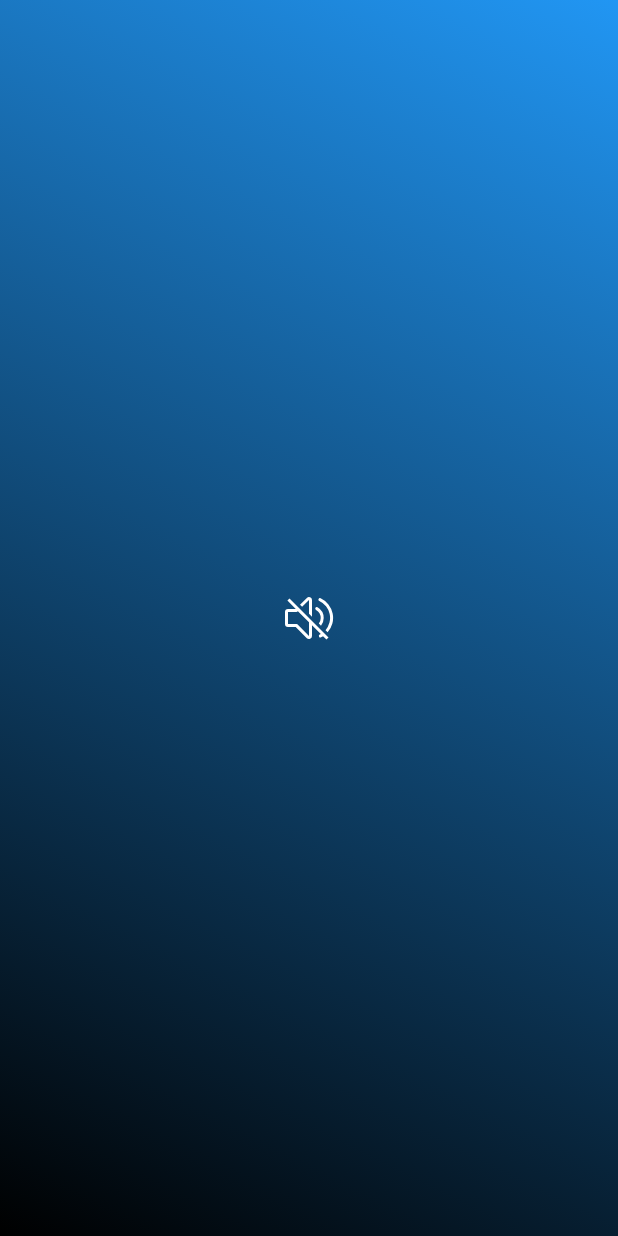
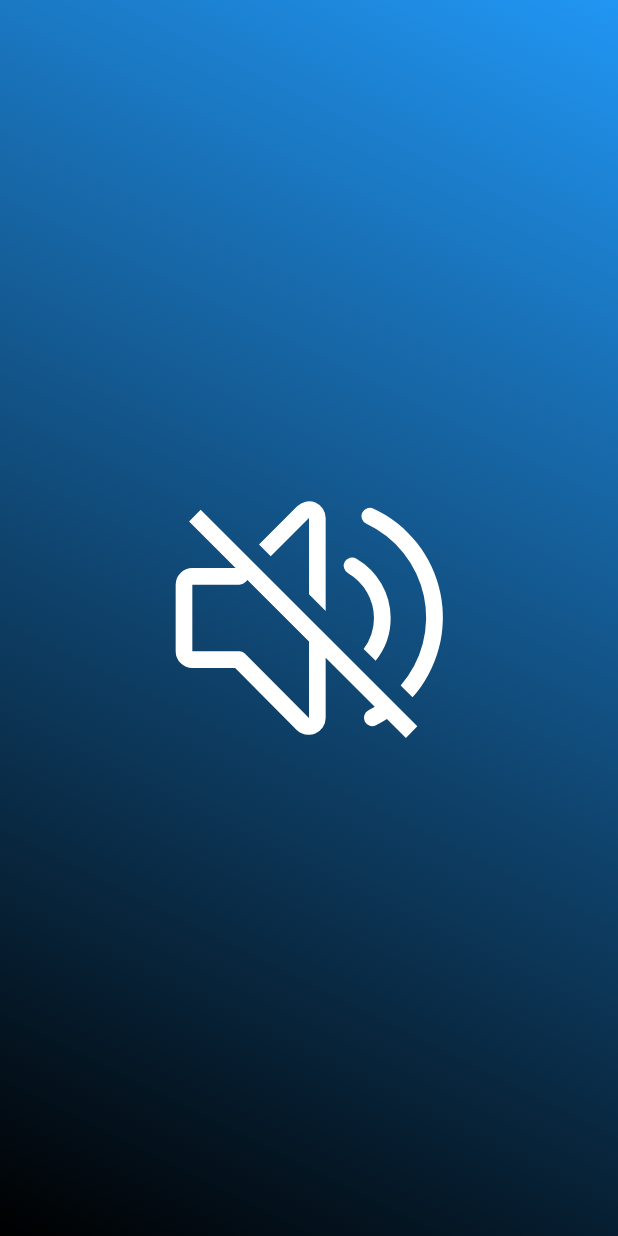
Before and after one commit to JpFontinele-UFF/abaixaai, a Flutter app: the first screen one second after launch, on a phone screen of 412 x 824 dp. Run offline on Flutter 3.47's test engine with Material 3 defaults, Android fonts, the light colour scheme and no system bars; drawn by our look-alikes of animated_splash_screen; our stand-ins replace cloud_firestore, firebase_auth, firebase_core, flutter_map, flutter_svg, get and 6 more; missing offline and left inert: noise_meter; accounts and stored records are empty.

Commit message:
atualização menu e merge login_page e initial_page

```diff
--- a/lib/app/data/service/sign_in.dart
+++ b/lib/app/data/service/sign_in.dart
@@ -37,10 +37,8 @@ class SignInService {
     try {
       var u = await FirebaseAuth.instance.signInWithCredential(authCredential);
       await _createUserDoc();
-      if (account != null) {
-        return UserModel.fromFirebase(account);
-      }
-    } catch (err) {
+      return UserModel.fromFirebase(account);
+        } catch (err) {
       debugPrint(err.toString());
     }
     return null;
--- a/lib/app/routes/app_routes.dart
+++ b/lib/app/routes/app_routes.dart
@@ -1,6 +1,5 @@
 abstract class Routes {
   static const INITIAL = '/';
-  static const LOGIN = '/login';
   static const HOME = '/home';
   static const SPLASH = '/splash';
   static const MEASUREMENT_PAGE = '/measurement-page';
--- a/lib/app/ui/pages/initial_page.dart
+++ b/lib/app/ui/pages/initial_page.dart
@@ -1,13 +1,46 @@
-import 'package:abaixaai/app/ui/pages/splash_page.dart';
-import 'package:animated_splash_screen/animated_splash_screen.dart';
+import 'package:abaixaai/app/controller/login_controller.dart';
+import 'package:abaixaai/app/routes/app_routes.dart';  // Add this import
+import 'package:firebase_auth/firebase_auth.dart';
 import 'package:flutter/material.dart';
 import 'package:flutter_svg/svg.dart';
+import 'package:get/get.dart';
+import 'package:sign_in_button/sign_in_button.dart';
 
-class InitialPage extends StatelessWidget {
+class InitialPage extends StatefulWidget {
   const InitialPage({super.key});
+
+  @override
+  State<InitialPage> createState() => _InitialPageState();
+}
+
+class _InitialPageState extends State<InitialPage> {
+  final LoginController _loginController = Get.put(LoginController());
+  bool _showLogin = false;
+
+  @override
+  void initState() {
+    super.initState();
+
+    // Check if user is already logged in
+    if (FirebaseAuth.instance.currentUser != null) {
+      // User is logged in, navigate to home
+      WidgetsBinding.instance.addPostFrameCallback((_) {
+        Get.offNamed(Routes.HOME);
+      });
+    } else {
+      // Show login after splash if not logged in
+      Future.delayed(const Duration(milliseconds: 3000), () {
+        setState(() {
+          _showLogin = true;
+        });
+      });
+    }
+  }
+
   @override
   Widget build(BuildContext context) {
-    return Stack(
+    return Scaffold(
+      body: Stack(
         children: [
           Container(
             decoration: const BoxDecoration(
@@ -21,25 +54,54 @@ class InitialPage extends StatelessWidget {
               ),
             ),
           ),
-        AnimatedSplashScreen(
-          duration: 5000,
-          splash: SvgPicture.asset(
+          Center(
+            child: AnimatedCrossFade(
+              duration: const Duration(milliseconds: 500),
+              firstChild: Center(
+                child: SvgPicture.asset(
                   'assets/icons/logo.svg',
+                  width: 200,
+                  height: 200,
                   // ignore: deprecated_member_use
                   color: Colors.white,
-
                 ),
-          nextScreen: const SplashPage(),
-          splashTransition: SplashTransition.fadeTransition,
-          backgroundColor: Colors.transparent,
               ),
-        const Align(
-          alignment: Alignment.bottomCenter,
-          child: Padding(
-            padding: EdgeInsets.only(bottom: 50),
+              secondChild: Column(
+                mainAxisAlignment: MainAxisAlignment.spaceAround,
+                children: [
+                  const Text(
+                    "Abaixa AI",
+                    style: TextStyle(
+                      fontSize: 32,
+                      color: Colors.white,
+                      fontWeight: FontWeight.bold,
+                    ),
+                  ),
+                  SvgPicture.asset(
+                    'assets/icons/logo.svg',
+                    width: 200,
+                    height: 200,
+                    // ignore: deprecated_member_use
+                    color: Colors.white,
+                  ),
+                  SignInButton(
+                    Buttons.google,
+                    text: 'Entrar com Google',
+                    shape: RoundedRectangleBorder(
+                      borderRadius: BorderRadius.circular(50.0),
+                    ),
+                    padding: const EdgeInsets.all(16.0),
+                    onPressed: _loginController.loginGoogle,
+                  ),
+                ],
+              ),
+              crossFadeState: _showLogin
+                  ? CrossFadeState.showSecond
+                  : CrossFadeState.showFirst,
             ),
           ),
         ],
+      ),
     );
   }
 }
--- a/lib/app/ui/pages/measurement_page.dart
+++ b/lib/app/ui/pages/measurement_page.dart
@@ -7,6 +7,8 @@ import 'package:location/location.dart';
 import 'package:permission_handler/permission_handler.dart';
 
 class MeasurementPage extends StatefulWidget {
+  const MeasurementPage({super.key});
+
   @override
   State<MeasurementPage> createState() => _MeasurementPageState();
 }
--- a/lib/app/ui/pages/webview_page.dart
+++ b/lib/app/ui/pages/webview_page.dart
@@ -5,7 +5,7 @@ class WebViewPage extends StatefulWidget {
   final String url;
   final String title;
 
-  const WebViewPage({Key? key, required this.url, required this.title}) : super(key: key);
+  const WebViewPage({super.key, required this.url, required this.title});
 
   @override
   _WebViewPageState createState() => _WebViewPageState();
```
Also changed, not shown: lib/app/controller/login_controller.dart (+12 -7 lines), lib/app/routes/app_pages.dart (+10 -9 lines), lib/app/ui/pages/home_page.dart (+44 -12 lines), lib/app/ui/pages/login_page.dart (deleted, +0 -60 lines). Lines whose indentation alone changed are shown as unchanged.
